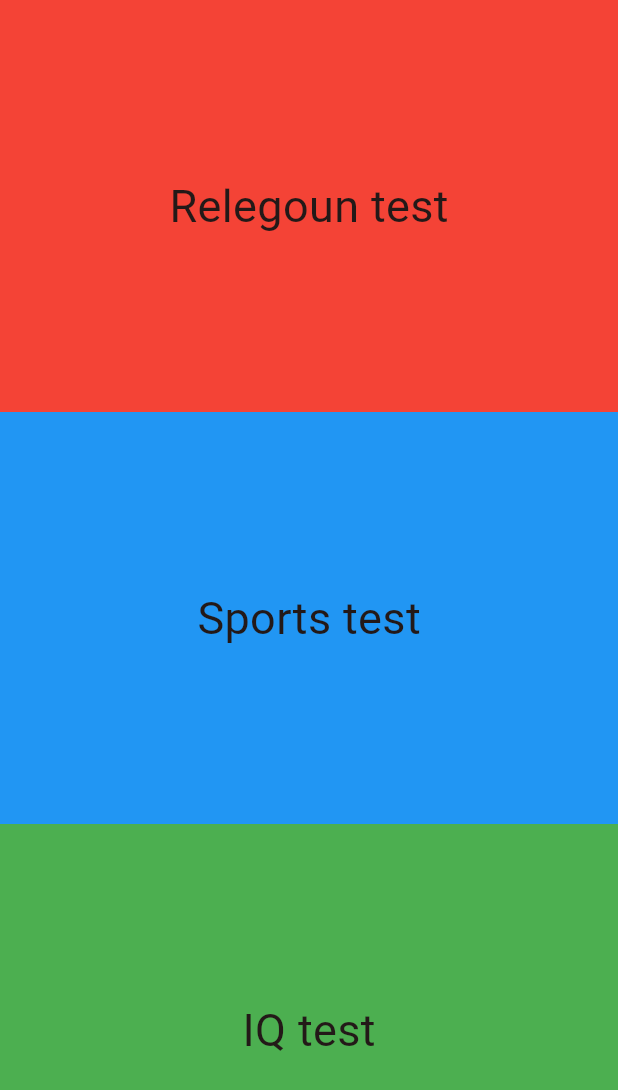
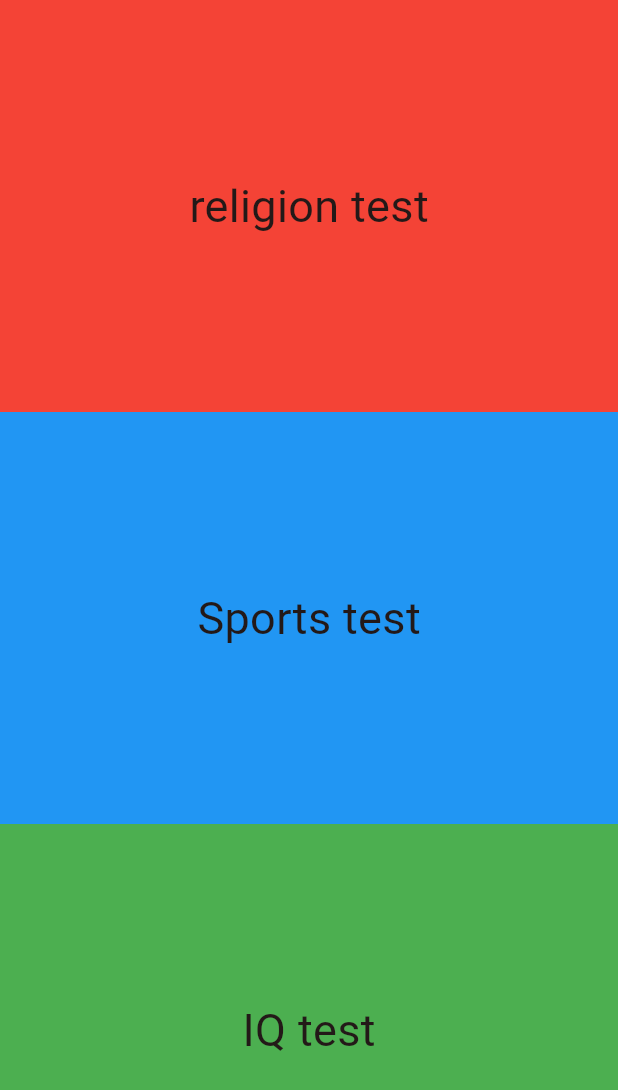
Before and after one commit to MohamedElfalaky/ewa2Quizapp, a Flutter app: the CategoryScreen screen opened directly, on a phone screen of 412 x 824 dp. Shown: the top 1090 px of the screen. Run offline on Flutter 3.47's test engine with Material 3 defaults, Android fonts, the phone set to English and light mode, and no system bars.

Commit message:
finish quiz app

```diff
--- /dev/null
+++ b/lib/data/questions_and_answers.dart
@@ -0,0 +1,222 @@
+List sportsTest = [
+  {
+    'questionText': 'متى بدأت اول دورة العاب اوليمبية؟',
+    'answers': [
+      {'ans': '1960', 'score': 0},
+      {'ans': '1950', 'score': 0},
+      {'ans': '1940', 'score': 0},
+      {'ans': '1896', 'score': 1},
+    ]
+  },
+  {
+    'questionText': 'كم مرة تأهلت اليابان الي كأس العالم؟',
+    'answers': [
+      {'ans': '2', 'score': 0},
+      {'ans': '4', 'score': 1},
+      {'ans': '6', 'score': 0},
+      {'ans': '7', 'score': 0},
+    ]
+  },
+  {
+    'questionText': 'من فاز بكأس العالم لكرة القدم 2014؟',
+    'answers': [
+      {'ans': 'البرازيل', 'score': 0},
+      {'ans': 'ألمانيا', 'score': 1},
+      {'ans': 'الأرجنتين', 'score': 0},
+      {'ans': 'إيطاليا', 'score': 0},
+    ]
+  },
+  {
+    'questionText': 'كم عدد اللاعبين في فريق كرة القدم الأمريكية؟',
+    'answers': [
+      {'ans': '11', 'score': 1},
+      {'ans': '7', 'score': 0},
+      {'ans': '9', 'score': 0},
+      {'ans': '6', 'score': 0},
+    ]
+  },
+  {
+    'questionText': 'من هو أسرع عداء في العالم؟',
+    'answers': [
+      {'ans': 'يوسين بولت', 'score': 1},
+      {'ans': 'كارل لويس', 'score': 0},
+      {'ans': 'مايكل جونسون', 'score': 0},
+      {'ans': 'تايسون جاي', 'score': 0},
+    ]
+  },
+  {
+    'questionText':
+        'كم مرة فاز رافاييل نادال ببطولة فرنسا المفتوحة حتى عام 2020؟',
+    'answers': [
+      {'ans': '13', 'score': 1},
+      {'ans': '10', 'score': 0},
+      {'ans': '7', 'score': 0},
+      {'ans': '15', 'score': 0},
+    ]
+  },
+  {
+    'questionText': 'أين أقيمت الألعاب الأولمبية الصيفية لعام 2012؟',
+    'answers': [
+      {'ans': 'لندن', 'score': 1},
+      {'ans': 'بكين', 'score': 0},
+      {'ans': 'ريو دي جانيرو', 'score': 0},
+      {'ans': 'أثينا', 'score': 0},
+    ]
+  },
+  {
+    'questionText': 'ما هي الرياضة التي يُعتبر محمد علي بطلها؟',
+    'answers': [
+      {'ans': 'الملاكمة', 'score': 1},
+      {'ans': 'الجودو', 'score': 0},
+      {'ans': 'المصارعة', 'score': 0},
+      {'ans': 'الكاراتيه', 'score': 0},
+    ]
+  },
+  {
+    'questionText':
+        'من هو البطل الأولمبي الذي فاز بثماني ميداليات ذهبية في ألعاب بكين 2008؟',
+    'answers': [
+      {'ans': 'مايكل فيلبس', 'score': 1},
+      {'ans': 'مارك سبيتز', 'score': 0},
+      {'ans': 'إيان ثورب', 'score': 0},
+      {'ans': 'ريان لوكتي', 'score': 0},
+    ]
+  },
+  {
+    'questionText': 'في أي عام أقيمت أول بطولة كأس العالم لكرة القدم؟',
+    'answers': [
+      {'ans': '1930', 'score': 1},
+      {'ans': '1920', 'score': 0},
+      {'ans': '1950', 'score': 0},
+      {'ans': '1960', 'score': 0},
+    ]
+  },
+  {
+    'questionText': 'ما هو الفريق الذي فاز بأكبر عدد من البطولات في دوري NBA؟',
+    'answers': [
+      {'ans': 'بوسطن سيلتكس', 'score': 1},
+      {'ans': 'لوس أنجلوس ليكرز', 'score': 0},
+      {'ans': 'شيكاغو بولز', 'score': 0},
+      {'ans': 'سان أنطونيو سبرز', 'score': 0},
+    ]
+  },
+  {
+    'questionText': 'كم عدد الحلقات في الشعار الأولمبي؟',
+    'answers': [
+      {'ans': '5', 'score': 1},
+      {'ans': '6', 'score': 0},
+      {'ans': '7', 'score': 0},
+      {'ans': '4', 'score': 0},
+    ]
+  }
+];
+
+List iqTest = [
+  {
+    'questionText':
+        'Which number should come next in the pattern? 37, 34, 31, 28',
+    'answers': [
+      {'ans': '25', 'score': 1},
+      {'ans': '26', 'score': 0},
+      {'ans': '24', 'score': 0},
+      {'ans': '22', 'score': 0},
+    ]
+  },
+  {
+    'questionText':
+        'If you rearrange the letters "BARBIT", you would have the name of a:',
+    'answers': [
+      {'ans': 'City', 'score': 0},
+      {'ans': 'Country', 'score': 1},
+      {'ans': 'Ocean', 'score': 0},
+      {'ans': 'Animal', 'score': 0},
+    ]
+  },
+  {
+    'questionText': 'What is half of a quarter of 400?',
+    'answers': [
+      {'ans': '50', 'score': 1},
+      {'ans': '100', 'score': 0},
+      {'ans': '200', 'score': 0},
+      {'ans': '25', 'score': 0},
+    ]
+  },
+  {
+    'questionText': 'Which one of the five is least like the other four?',
+    'answers': [
+      {'ans': 'Dog', 'score': 0},
+      {'ans': 'Mouse', 'score': 0},
+      {'ans': 'Lion', 'score': 0},
+      {'ans': 'Snake', 'score': 1},
+    ]
+  },
+  {
+    'questionText':
+        'Mary, who is sixteen years old, is four times as old as her brother. How old will Mary be when she is twice as old as her brother?',
+    'answers': [
+      {'ans': '20', 'score': 0},
+      {'ans': '24', 'score': 1},
+      {'ans': '22', 'score': 0},
+      {'ans': '26', 'score': 0},
+    ]
+  },
+];
+
+List religionTest = [
+  {
+    'questionText': 'What is the largest religion in the world?',
+    'answers': [
+      {'ans': 'Islam', 'score': 0},
+      {'ans': 'Christianity', 'score': 1},
+      {'ans': 'Hinduism', 'score': 0},
+      {'ans': 'Buddhism', 'score': 0},
+    ]
+  },
+  {
+    'questionText': 'Which religious text is associated with Islam?',
+    'answers': [
+      {'ans': 'Bible', 'score': 0},
+      {'ans': 'Torah', 'score': 0},
+      {'ans': 'Quran', 'score': 1},
+      {'ans': 'Vedas', 'score': 0},
+    ]
+  },
+  {
+    'questionText': 'What day of the week is the Jewish Sabbath?',
+    'answers': [
+      {'ans': 'Friday', 'score': 0},
+      {'ans': 'Saturday', 'score': 1},
+      {'ans': 'Sunday', 'score': 0},
+      {'ans': 'Wednesday', 'score': 0},
+    ]
+  },
+  {
+    'questionText': 'In which country was the Buddha born?',
+    'answers': [
+      {'ans': 'India', 'score': 0},
+      {'ans': 'Nepal', 'score': 1},
+      {'ans': 'Tibet', 'score': 0},
+      {'ans': 'China', 'score': 0},
+    ]
+  },
+  {
+    'questionText': 'Which religion is most closely associated with yoga?',
+    'answers': [
+      {'ans': 'Islam', 'score': 0},
+      {'ans': 'Christianity', 'score': 0},
+      {'ans': 'Hinduism', 'score': 1},
+      {'ans': 'Judaism', 'score': 0},
+    ]
+  },
+];
+
+
+
+// نص السؤال
+// اجابات السؤال
+// رقم السؤال
+// الاجابة الصحيح
+
+
+// []  list : used to gather data
+// {}   map : is used to gather related data with each other
--- a/lib/screens/category_screen.dart
+++ b/lib/screens/category_screen.dart
@@ -1,3 +1,4 @@
+import 'package:ewa_camp2_quizz_app/data/questions_and_answers.dart';
 import 'package:ewa_camp2_quizz_app/screens/questions_screen.dart';
 import 'package:flutter/material.dart';
 import 'package:flutter/widgets.dart';
@@ -8,14 +9,19 @@ class CategoryScreen extends StatelessWidget {
   Widget categoryContainer(
       {required Color color,
       required String text,
-      required BuildContext context}) {
+      required BuildContext context,
+      required List questionList}) {
     return Expanded(
       child: InkWell(
         onTap: () {
           Navigator.push(
             context,
             MaterialPageRoute<void>(
-              builder: (BuildContext context) => const QuestionsScreen(),
+              builder: (BuildContext context) => QuestionsScreen(
+                questionsList: questionList,
+                testName: text,
+                testThemeColor: color,
+              ),
             ),
           );
         },
@@ -38,11 +44,20 @@ class CategoryScreen extends StatelessWidget {
         // mainAxisAlignment: MainAxisAlignment.spaceAround,
         children: [
           categoryContainer(
-              color: Colors.red, text: "Relegoun test", context: context),
+              color: Colors.red,
+              text: "religion test",
+              context: context,
+              questionList: religionTest),
           categoryContainer(
-              color: Colors.blue, text: "Sports test", context: context),
+              color: Colors.blue,
+              text: "Sports test",
+              context: context,
+              questionList: sportsTest),
           categoryContainer(
-              color: Colors.green, text: "IQ test", context: context),
+              color: Colors.green,
+              text: "IQ test",
+              context: context,
+              questionList: iqTest),
         ],
       ),
     );
--- a/lib/screens/login_screen.dart
+++ b/lib/screens/login_screen.dart
@@ -1,10 +1,11 @@
 import 'package:ewa_camp2_quizz_app/screens/category_screen.dart';
 import 'package:flutter/material.dart';
+
+final userNameController = TextEditingController();
 
 class LoginScreen extends StatelessWidget {
   LoginScreen({super.key});
 
-  final userNameController = TextEditingController();
   final formKey = GlobalKey<FormState>();
   @override
   Widget build(BuildContext context) {
@@ -32,7 +33,7 @@ class LoginScreen extends StatelessWidget {
                     height: 40,
                   ),
                   TextFormField(
-                    // controller: userNameController,
+                    controller: userNameController,
                     validator: (value) {
                       if (value!.isEmpty) {
                         return 'user name cant be empty';
```
Also changed, not shown: lib/main.dart (+1 -6 lines), lib/screens/questions_screen.dart (+56 -26 lines), lib/screens/score_screen.dart (+7 -3 lines).
